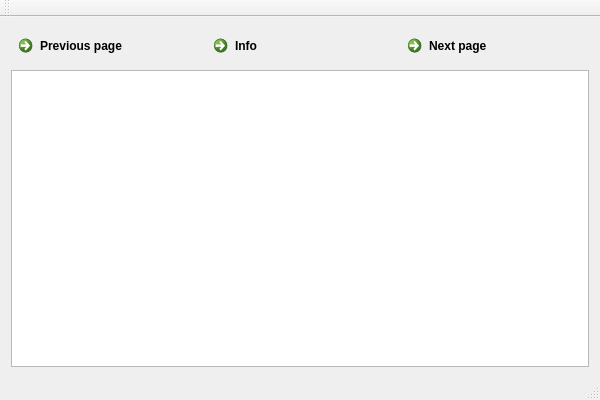
tstaerk/quickpen, file mainwindow.ui: the form before one commit.
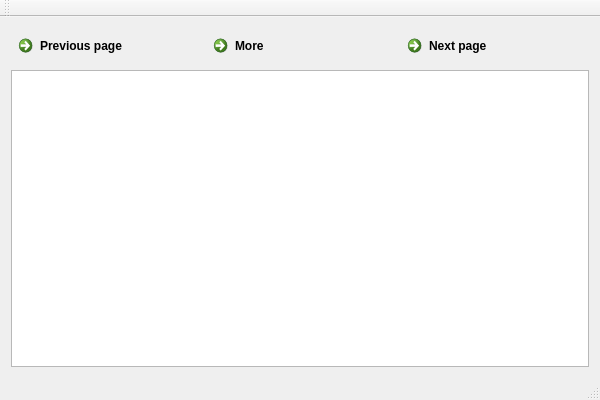
The form after the commit.

Commit message: give a sensible name to the buttons

Diff of the .ui file:
```diff
--- a/mainwindow.ui
+++ b/mainwindow.ui
@@ -35,7 +35,7 @@
     <item row="0" column="1">
      <widget class="QCommandLinkButton" name="commandLinkButton_3">
       <property name="text">
-       <string>Info</string>
+       <string>More</string>
       </property>
      </widget>
     </item>
```
Left out of the diff: 6 changed lines with no effect on the pictures. The commit also changes 2 other files.
